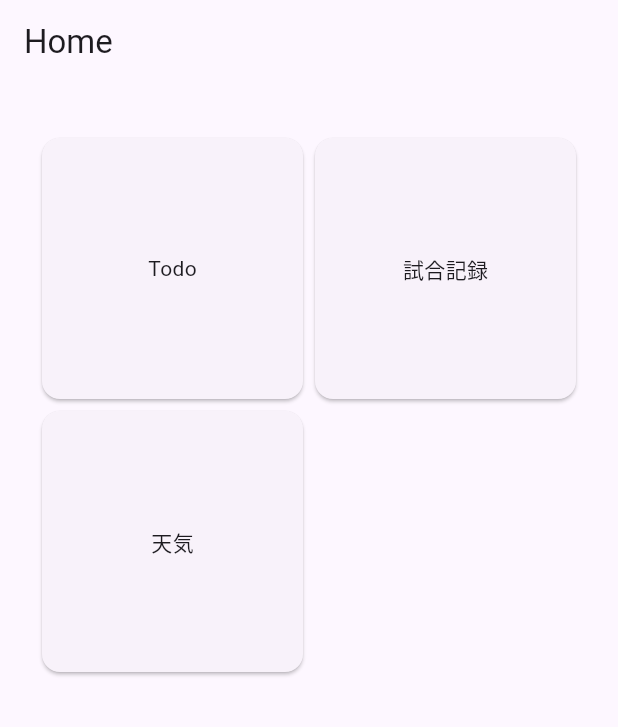
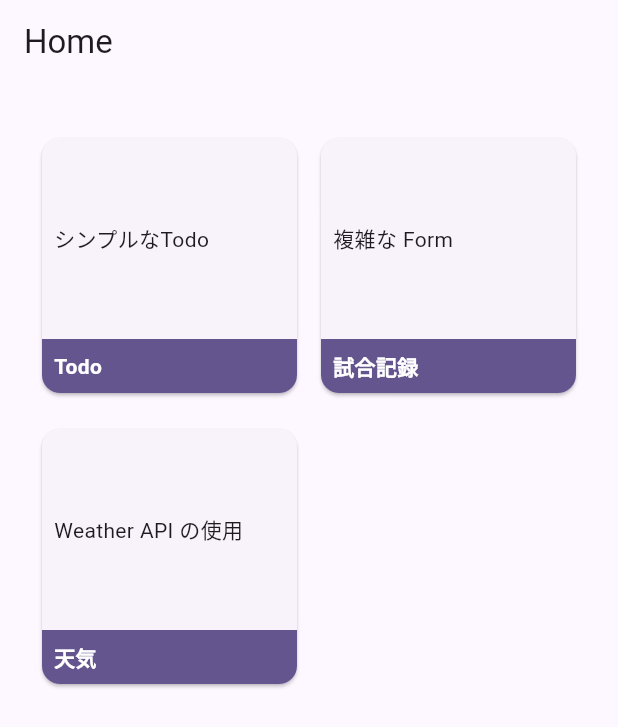
Before and after one commit to Zudah228/flutter_riverpod_demo, a Flutter app: the screen it shows after launch, on a phone screen of 412 x 824 dp. Shown: the top 727 px of the screen. Run offline on Flutter 3.47's test engine with Material 2 defaults, Android fonts, the phone set to English and light mode, and no system bars; our stand-ins replace flutter_riverpod, form_validator, freezed_annotation.

Commit message:
feat: UI の調整

```diff
--- a/lib/presentation/pages/home/home_page.dart
+++ b/lib/presentation/pages/home/home_page.dart
@@ -14,10 +14,11 @@ class HomePage extends StatefulWidget {
 class _HomePageState extends State<HomePage> {
   @override
   Widget build(BuildContext context) {
+    final themeData = Theme.of(context);
     final items = [
-      (title: 'Todo', route: TodoPage.route),
-      (title: '試合記録', route: GameRecordPage.route),
-      (title: '天気', route: WeatherPage.route),
+      (title: 'Todo', description: 'シンプルなTodo', route: TodoPage.route),
+      (title: '試合記録', description: '複雑な Form', route: GameRecordPage.route),
+      (title: '天気', description: 'Weather API の使用', route: WeatherPage.route),
     ];
 
     return Scaffold(
@@ -25,6 +26,8 @@ class _HomePageState extends State<HomePage> {
       body: GridView.builder(
         gridDelegate: const SliverGridDelegateWithFixedCrossAxisCount(
           crossAxisCount: 2,
+          crossAxisSpacing: 8,
+          mainAxisSpacing: 16,
         ),
         padding: const EdgeInsets.symmetric(horizontal: 24).copyWith(
           top: 32,
@@ -33,12 +36,39 @@ class _HomePageState extends State<HomePage> {
           final item = items[index];
 
           return Card(
+            clipBehavior: Clip.antiAlias,
             child: InkWell(
-              onTap: () {
-                Navigator.of(context).push(item.route());
-              },
-              child: Center(child: Text(item.title)),
-            ),
+                onTap: () {
+                  Navigator.of(context).push(item.route());
+                },
+                child: Column(
+                  crossAxisAlignment: CrossAxisAlignment.start,
+                  children: [
+                    Expanded(
+                      child: Padding(
+                        padding: const EdgeInsets.all(8.0),
+                        child: Align(
+                          alignment: AlignmentDirectional.centerStart,
+                          child: Text(item.description),
+                        ),
+                      ),
+                    ),
+                    Ink(
+                      width: double.infinity,
+                      color: themeData.colorScheme.primary,
+                      child: Padding(
+                        padding: const EdgeInsets.all(8.0),
+                        child: Text(
+                          item.title,
+                          style: TextStyle(
+                            fontWeight: FontWeight.bold,
+                            color: themeData.colorScheme.onPrimary,
+                          ),
+                        ),
+                      ),
+                    ),
+                  ],
+                )),
           );
         },
         itemCount: items.length,
```
